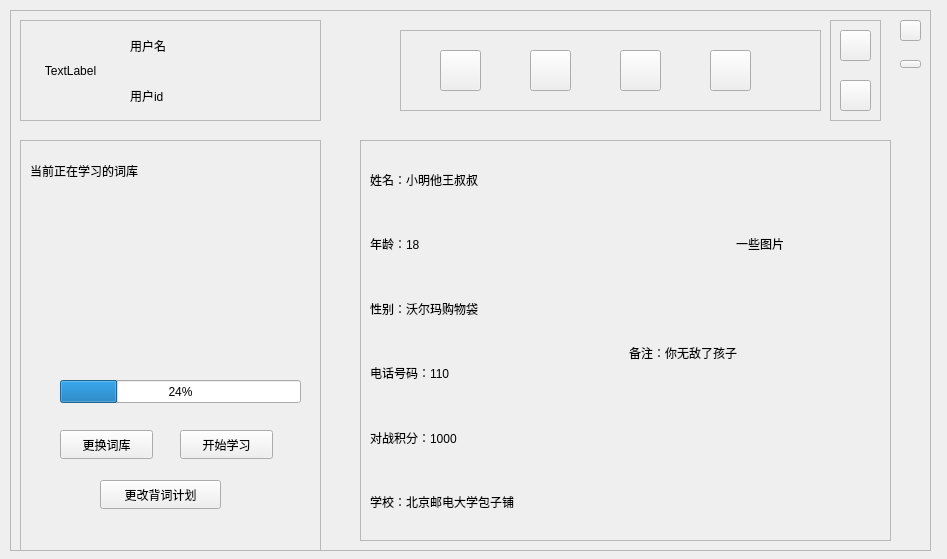
The window that student_main.ui (duoaidaoc/word-memorize-software) describes before a commit, drawn with Qt 5.
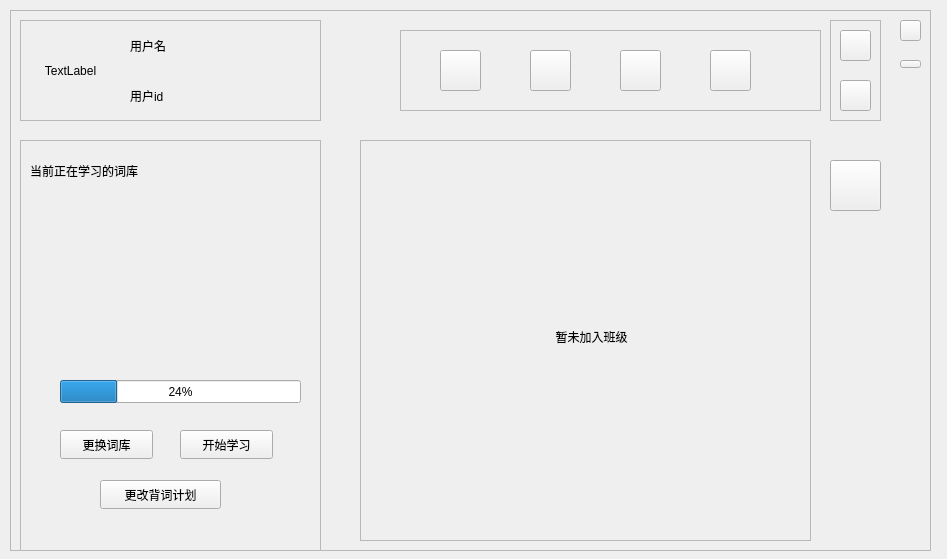
The same window after the commit.

What changed in the file:
```diff
--- a/student_main.ui
+++ b/student_main.ui
@@ -151,7 +151,7 @@
      </rect>
     </property>
     <property name="currentIndex">
-     <number>2</number>
+     <number>3</number>
     </property>
     <widget class="QWidget" name="page_3">
      <widget class="QLabel" name="label_6">
@@ -318,6 +318,66 @@
       </widget>
      </widget>
     </widget>
+    <widget class="QWidget" name="class_page">
+     <widget class="QScrollArea" name="scrollArea_2">
+      <property name="geometry">
+       <rect>
+        <x>10</x>
+        <y>10</y>
+        <width>451</width>
+        <height>401</height>
+       </rect>
+      </property>
+      <property name="verticalScrollBarPolicy">
+       <enum>Qt::ScrollBarAlwaysOff</enum>
+      </property>
+      <property name="horizontalScrollBarPolicy">
+       <enum>Qt::ScrollBarAlwaysOff</enum>
+      </property>
+      <property name="widgetResizable">
+       <bool>true</bool>
+      </property>
+      <widget class="QWidget" name="class_contents">
+       <property name="geometry">
+        <rect>
+         <x>0</x>
+         <y>0</y>
+         <width>449</width>
+         <height>399</height>
+        </rect>
+       </property>
+       <widget class="QLabel" name="label_13">
+        <property name="geometry">
+         <rect>
+          <x>160</x>
+          <y>170</y>
+          <width>141</width>
+          <height>51</height>
+         </rect>
+        </property>
+        <property name="text">
+         <string>暂未加入班级</string>
+        </property>
+        <property name="alignment">
+         <set>Qt::AlignCenter</set>
+        </property>
+       </widget>
+      </widget>
+     </widget>
+     <widget class="QPushButton" name="pushButton_2">
+      <property name="geometry">
+       <rect>
+        <x>480</x>
+        <y>30</y>
+        <width>51</width>
+        <height>51</height>
+       </rect>
+      </property>
+      <property name="text">
+       <string/>
+      </property>
+     </widget>
+    </widget>
    </widget>
    <widget class="QFrame" name="info_frame">
     <property name="geometry">
```
Left out of the diff: 8 changed lines with no effect on the pictures.
